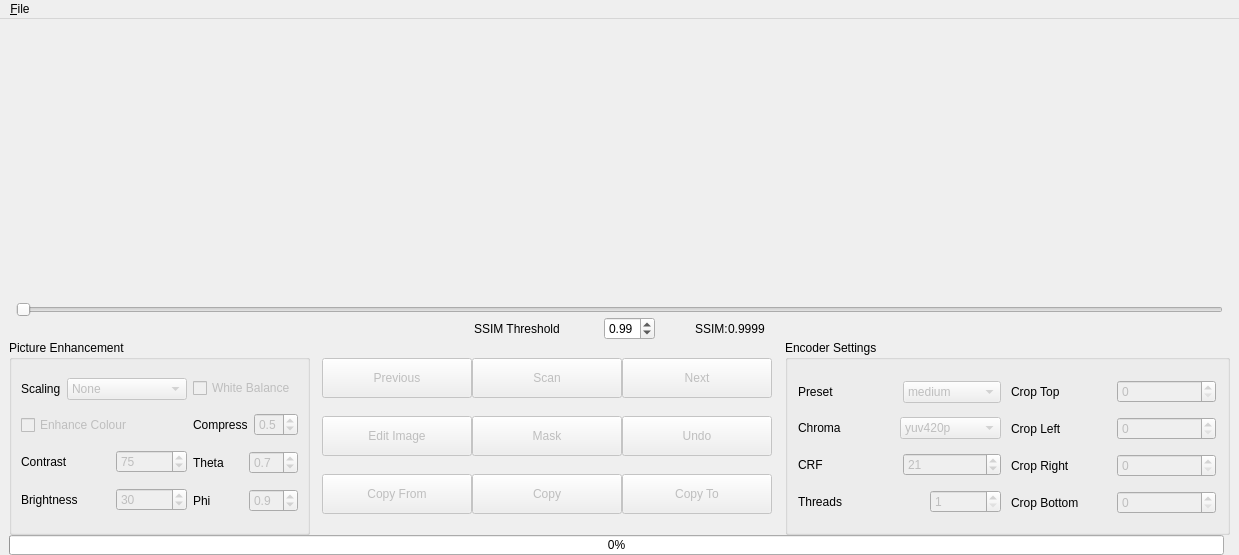
This is src/FrameByFrame.ui in haylocki/FrameByFrame as Qt 5 draws it before an edit. The edited form follows.
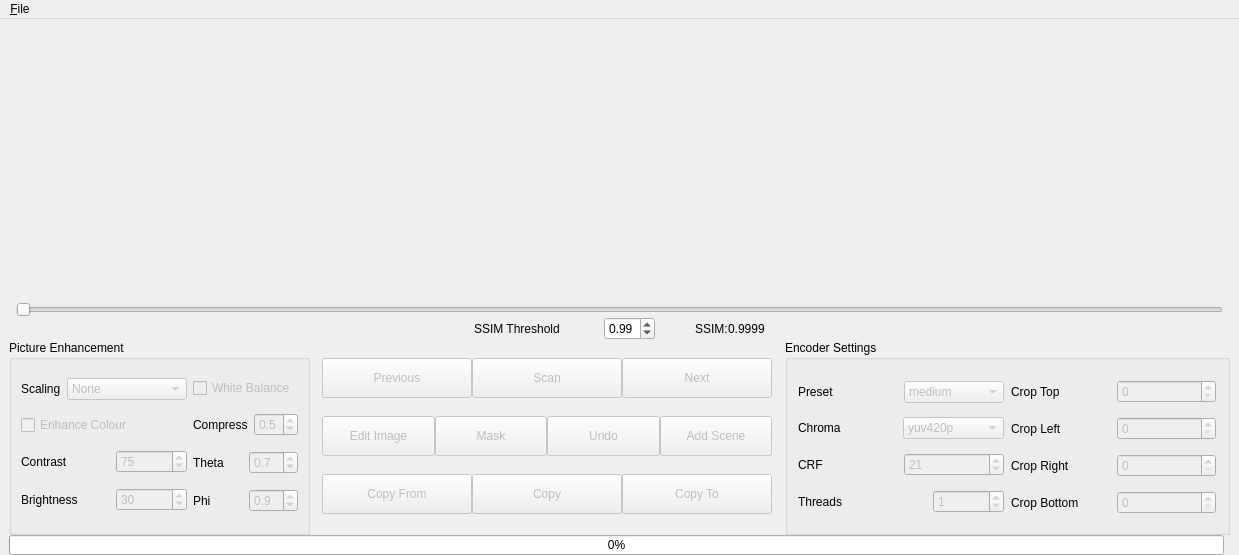
This is the edited form. Custom widgets are drawn as their Qt base class.

Commit message: Adding scene by scene picture enhancements

The edit to the form file:
```diff
--- a/src/FrameByFrame.ui
+++ b/src/FrameByFrame.ui
@@ -704,7 +704,7 @@
                 </property>
                 <property name="minimumSize">
                  <size>
-                  <width>150</width>
+                  <width>112</width>
                   <height>40</height>
                  </size>
                 </property>
@@ -723,7 +723,7 @@
                 </property>
                 <property name="minimumSize">
                  <size>
-                  <width>150</width>
+                  <width>112</width>
                   <height>40</height>
                  </size>
                 </property>
@@ -742,7 +742,7 @@
                 </property>
                 <property name="minimumSize">
                  <size>
-                  <width>150</width>
+                  <width>112</width>
                   <height>40</height>
                  </size>
                 </property>
@@ -760,6 +760,25 @@
                 </property>
                </widget>
               </item>
+              <item>
+               <widget class="QPushButton" name="scene_button">
+                <property name="enabled">
+                 <bool>false</bool>
+                </property>
+                <property name="minimumSize">
+                 <size>
+                  <width>112</width>
+                  <height>40</height>
+                 </size>
+                </property>
+                <property name="text">
+                 <string>Add Scene</string>
+                </property>
+                <property name="shortcut">
+                 <string>S</string>
+                </property>
+               </widget>
+              </item>
              </layout>
             </item>
             <item>
@@ -863,7 +882,7 @@
               <rect>
                <x>13</x>
                <y>33</y>
-               <width>208</width>
+               <width>211</width>
                <height>150</height>
               </rect>
              </property>
@@ -1065,7 +1084,7 @@
                    <enum>Qt::StrongFocus</enum>
                   </property>
                   <property name="minimum">
-                   <number>1</number>
+                   <number>0</number>
                   </property>
                   <property name="maximum">
                    <number>99</number>
@@ -1318,6 +1337,13 @@
    </property>
   </action>
  </widget>
+ <customwidgets>
+  <customwidget>
+   <class>Frame_Scrubber</class>
+   <extends>QSlider</extends>
+   <header>Frame_Scrubber</header>
+  </customwidget>
+ </customwidgets>
  <tabstops>
   <tabstop>image_slider</tabstop>
   <tabstop>contrast_spinbox</tabstop>
```
Left out of the diff: 2 changed lines with no effect on the pictures. The commit also changes 9 other files.
